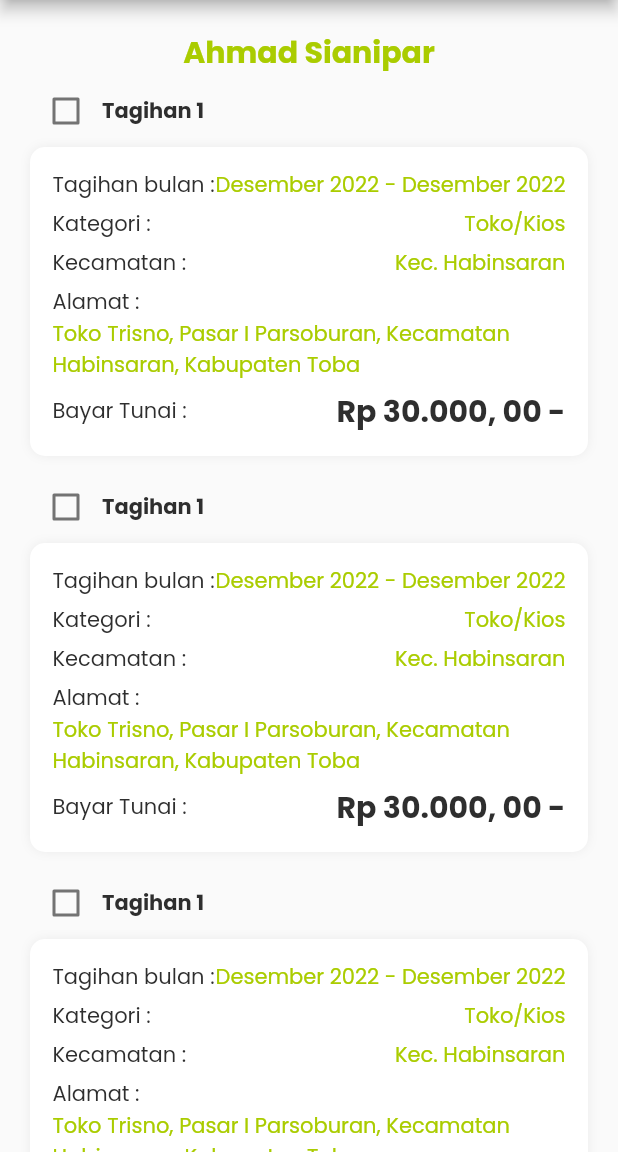
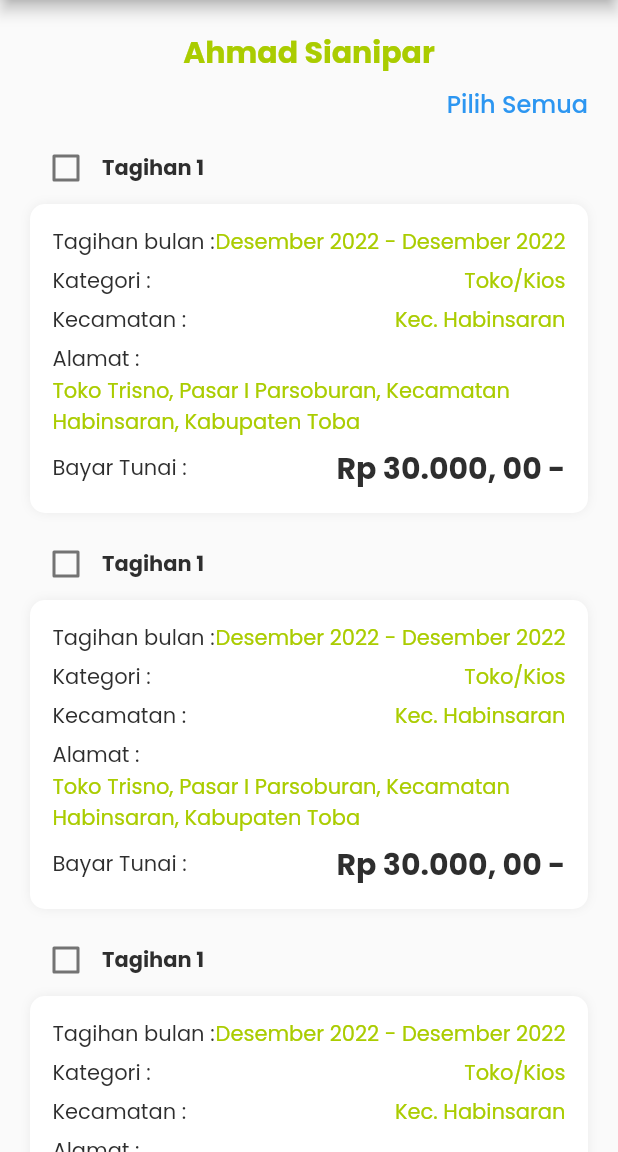
Before and after one commit to QR-Code-Waste-Retribution/fe-qr-code-retribution, a Flutter app: the Invoice screen opened directly, on a phone screen of 412 x 824 dp, the part 84-1236 px from its top. Run offline on Flutter 3.47's test engine with Material 2 defaults, Android fonts, the phone set to English and light mode, and no system bars; our stand-ins replace dio, google_fonts; missing offline and left inert: qr_code_scanner.

Commit message:
add transaction cash page

```diff
--- a/lib/components/atoms/custom_button.dart
+++ b/lib/components/atoms/custom_button.dart
@@ -6,12 +6,14 @@ class CustomButton extends StatelessWidget {
   final double width;
   final Function() onPressed;
   final EdgeInsets margin;
+  final Color backgroundColor;
 
   const CustomButton({
     super.key,
     required this.title,
     this.width = double.infinity,
     this.margin = EdgeInsets.zero,
+    this.backgroundColor = primaryColor,
     required this.onPressed,
   });
 
@@ -24,7 +26,7 @@ class CustomButton extends StatelessWidget {
       child: TextButton(
         onPressed: onPressed,
         style: TextButton.styleFrom(
-          backgroundColor: primaryColor,
+          backgroundColor: backgroundColor,
           shape: RoundedRectangleBorder(
             borderRadius: BorderRadius.circular(defaultRadius),
           ),
--- a/lib/pages/invoice/invoice.dart
+++ b/lib/pages/invoice/invoice.dart
@@ -1,5 +1,7 @@
 import 'package:flutter/material.dart';
+import 'package:qr_code_app/components/atoms/custom_button.dart';
 import 'package:qr_code_app/components/molekuls/invoice_card.dart';
+import 'package:qr_code_app/pages/invoice/invoice_total.dart';
 import 'package:qr_code_app/shared/theme/init.dart';
 
 class Invoice extends StatefulWidget {
@@ -54,10 +56,48 @@ class _InvoiceState extends State<Invoice> {
               fontSize: 20,
             ),
           ),
+          SizedBox(
+            height: 7,
+          ),
+          Text(
+            'Pilih Semua',
+            textAlign: TextAlign.right,
+            style: primaryTextStyle.copyWith(
+              fontWeight: FontWeight.w500,
+              fontSize: 16,
+              color: priceColor,
+            ),
+          ),
+          SizedBox(
+            height: 7,
+          ),
           InvoiceCard(),
           InvoiceCard(),
           InvoiceCard(),
           InvoiceCard(),
+          SizedBox(
+            height: 15,
+          ),
+          Text(
+            'Apakah masyarakat ingin membayar retribusi sampah secara tunai sekarang?',
+            style: primaryTextStyle.copyWith(),
+          ),
+          CustomButton(
+            title: 'Bayar',
+            width: 220,
+            margin: const EdgeInsets.only(
+              top: 30,
+              bottom: 80,
+            ),
+            onPressed: () {
+              Navigator.push(
+                context,
+                MaterialPageRoute(
+                  builder: ((context) => InvoiceTotal()),
+                ),
+              );
+            },
+          ),
         ],
       ),
     );
--- a/lib/pages/login_page.dart
+++ b/lib/pages/login_page.dart
@@ -17,7 +17,9 @@ class _LoginPageState extends State<LoginPage> {
   @override
   Widget build(BuildContext context) {
     device = Size(
-        MediaQuery.of(context).size.width, MediaQuery.of(context).size.width);
+      MediaQuery.of(context).size.width,
+      MediaQuery.of(context).size.height,
+    );
 
     final emailController = TextEditingController();
     final passwordController = TextEditingController();
@@ -33,7 +35,7 @@ class _LoginPageState extends State<LoginPage> {
       Client client = Client();
       AuthProvider authProvider = AuthProvider(client.init());
       ResponseAPI authResponse = await authProvider.login(
-          username: emailController.text, password: passwordController.text);
+          username: emailController.text, password: passwordController.text,);
       if (authResponse.success) {
         AuthData data = AuthData.fromJson(authResponse.data);
         var snackBar = SnackBar(content: Text(authResponse.message));
--- a/lib/shared/theme/init.dart
+++ b/lib/shared/theme/init.dart
@@ -4,7 +4,7 @@ import 'package:google_fonts/google_fonts.dart';
 double defaultMargin = 30.0;
 double defaultRadius = 17.0;
 
-Color primaryColor = Color(0xffAACC00);
+const Color primaryColor = Color(0xffAACC00);
 Color secondaryColor = Color(0xff55A630);
 Color alertColor = Color(0xffED6363);
 Color priceColor = Color(0xff2C96F1);
```
Also changed, not shown: lib/pages/invoice/invoice_total.dart (added, +195 -0 lines), lib/pages/qr_code/qr_code_page.dart (+11 -31 lines).
